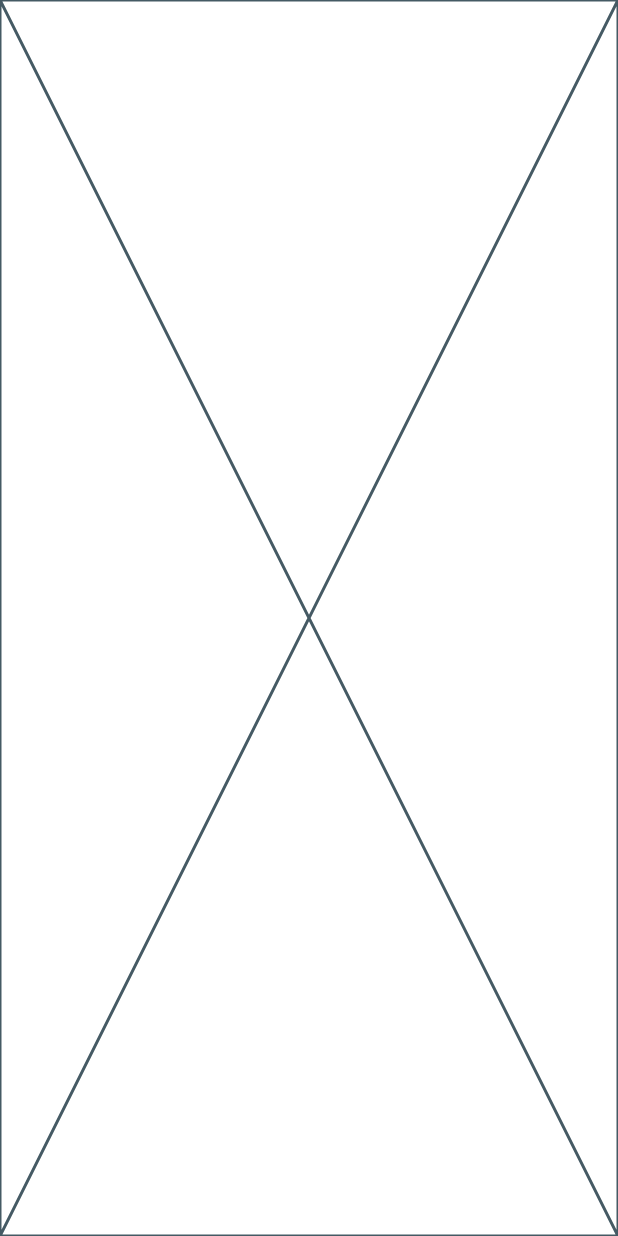
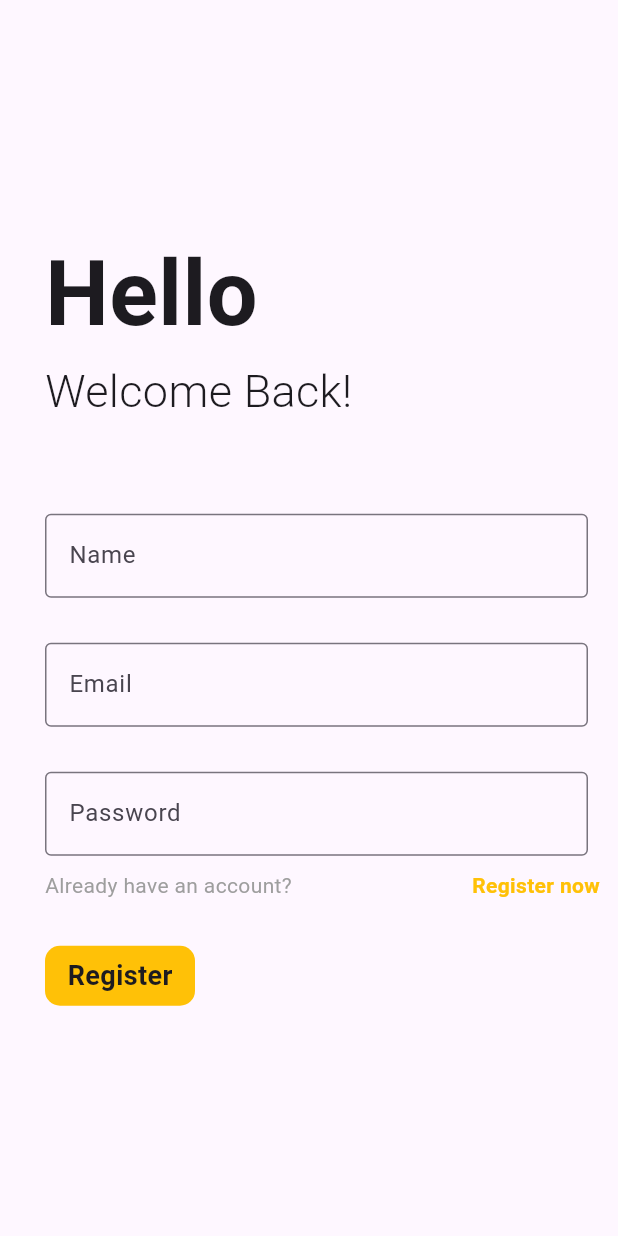
Before and after one commit to anujpandeyy/TurfMaster, a Flutter app: the screen it shows after launch, after a tap on "Register now.", on a phone screen of 412 x 824 dp. Run offline on Flutter 3.47's test engine with Material 3 defaults, Android fonts, the light colour scheme and no system bars.

Commit message:
added register page

```diff
--- a/lib/views/login_page.dart
+++ b/lib/views/login_page.dart
@@ -7,8 +7,7 @@ class LoginPage extends StatelessWidget {
   const LoginPage({super.key});
   @override
   Widget build(BuildContext context) {
-    return (
-      Scaffold(
+    return (Scaffold(
       appBar: AppBar(
         title: Text('TurfMaster', style: TextStyle(color: Colors.grey)),
         centerTitle: true,
@@ -62,17 +61,14 @@ class LoginPage extends StatelessWidget {
                   ),
                 ),
                 Padding(
-                  padding: const EdgeInsets.only(left: 120, top: 10),
+                  padding: const EdgeInsets.only(left: 130, top: 10),
                   child: GestureDetector(
-                    onTap:
-                        () => {
-                          Navigator.push(
-                            context,
-                            MaterialPageRoute(
-                              builder: (context) => RegisterPage(),
-                            ),
-                          ),
-                        },
+                    onTap: () {
+                      Navigator.push(
+                        context,
+                        MaterialPageRoute(builder: (context) => RegisterPage()),
+                      );
+                    },
                     child: Text(
                       'Register now.',
                       style: TextStyle(
--- a/lib/views/register_page.dart
+++ b/lib/views/register_page.dart
@@ -1,10 +1,111 @@
 import 'package:flutter/material.dart';
+import 'package:turf_app/views/home_page.dart';
+import 'package:turf_app/views/login_page.dart';
+import 'package:turf_app/widgets/button.dart';
 
 class RegisterPage extends StatelessWidget {
   const RegisterPage({super.key});
 
   @override
   Widget build(BuildContext context) {
-    return const Placeholder();
+    return Scaffold(
+      body: Center(
+        child: Column(
+          mainAxisAlignment: MainAxisAlignment.center,
+          crossAxisAlignment: CrossAxisAlignment.start,
+          children: [
+            Padding(
+              padding: const EdgeInsets.only(left: 30),
+              child: Text(
+                'Hello',
+                style: TextStyle(fontSize: 60, fontWeight: FontWeight.bold),
+              ),
+            ),
+            Padding(
+              padding: EdgeInsets.only(left: 30),
+              child: Text(
+                'Welcome Back!',
+                style: TextStyle(fontSize: 30, fontWeight: FontWeight.w300),
+              ),
+            ),
+            SizedBox(height: 60),
+            Padding(
+              padding: EdgeInsets.only(left: 30, right: 20),
+              child: TextField(
+                decoration: InputDecoration(
+                  labelText: 'Name',
+                  border: OutlineInputBorder(),
+                ),
+              ),
+            ),
+            SizedBox(height: 30),
+            Padding(
+              padding: EdgeInsets.only(left: 30, right: 20),
+              child: TextField(
+                decoration: InputDecoration(
+                  labelText: 'Email',
+                  border: OutlineInputBorder(),
+                ),
+              ),
+            ),
+            SizedBox(height: 30),
+            Padding(
+              padding: EdgeInsets.only(left: 30, right: 20),
+              child: TextField(
+                decoration: InputDecoration(
+                  labelText: 'Password',
+                  border: OutlineInputBorder(),
+                ),
+                obscureText: true,
+              ),
+            ),
+            Row(
+              children: [
+                Padding(
+                  padding: const EdgeInsets.only(left: 30, top: 10),
+                  child: Text(
+                    'Already have an account?',
+                    style: TextStyle(color: Colors.grey),
+                  ),
+                ),
+                Padding(
+                  padding: const EdgeInsets.only(left: 120, top: 10),
+                  child: GestureDetector(
+                    onTap:
+                        () => {
+                          Navigator.push(
+                            context,
+                            MaterialPageRoute(builder: (context) => HomePage()),
+                          ),
+                        },
+                    child: Text(
+                      'Register now',
+                      style: TextStyle(
+                        color: Colors.amber,
+                        fontWeight: FontWeight.bold,
+                      ),
+                    ),
+                  ),
+                ),
+              ],
+            ),
+            SizedBox(height: 30),
+            Padding(
+              padding: const EdgeInsets.only(left: 30.0),
+              child: Button(
+                text: 'Register',
+                onPressesd: () {
+                  Navigator.push(
+                    context,
+                    MaterialPageRoute(builder: (context) => LoginPage()),
+                  );
+                },
+                color: Colors.amber,
+              ),
+            ),
+          ],
+        ),
+      ),
+    );
   }
 }
```
Also changed, not shown: lib/views/home_page.dart (+45 -1 lines), lib/widgets/card.dart (added, +74 -0 lines).
